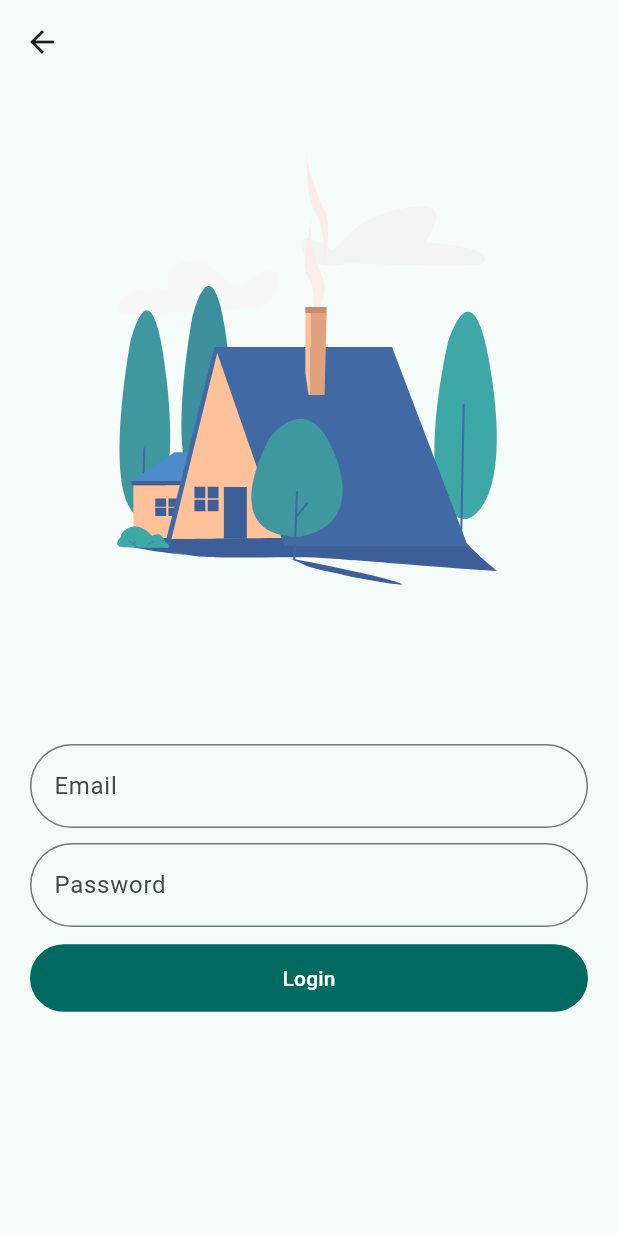
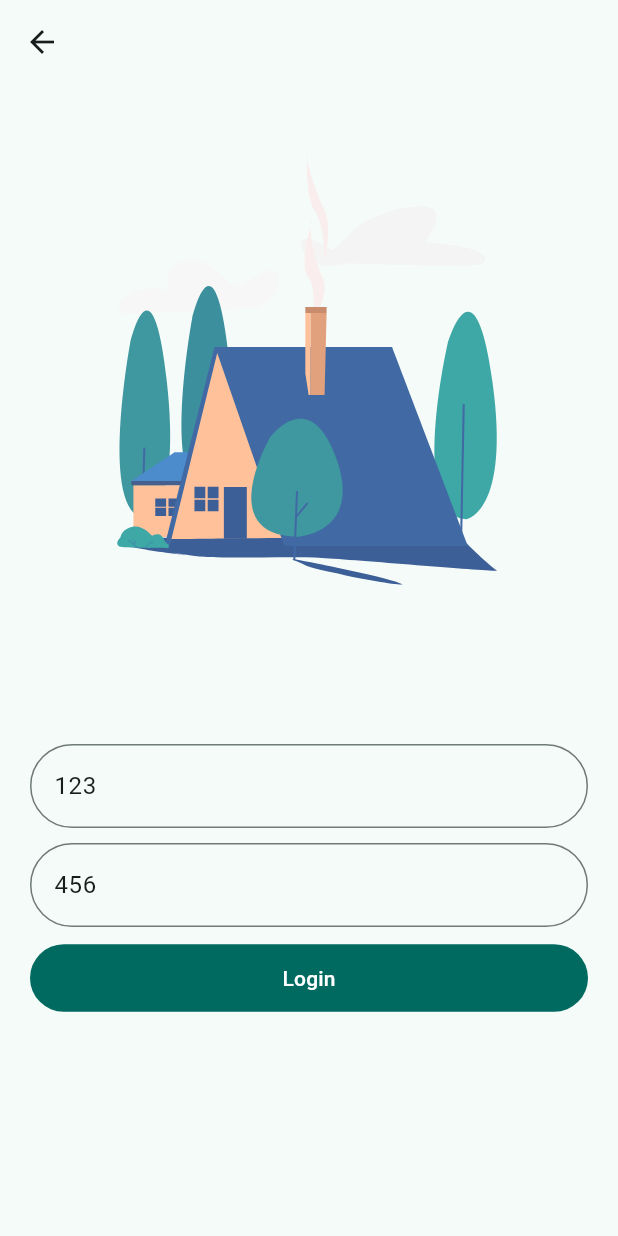
Before and after one commit to Maseev559/flutterapp, a Flutter app: the LoginPage screen opened directly, on a phone screen of 412 x 824 dp. Run offline on Flutter 3.47's test engine with Material 3 defaults, Android fonts, the phone set to English and light mode, and no system bars; our stand-ins replace lottie, shared_preferences; accounts and stored records are empty.

Commit message:
Added new page and ui modification

```diff
--- a/lib/views/pages/home_page.dart
+++ b/lib/views/pages/home_page.dart
@@ -1,5 +1,6 @@
 import 'package:flutter/material.dart';
 import 'package:my_new_flutterapp/data/constants.dart';
+import 'package:my_new_flutterapp/views/pages/course_page.dart';
 import 'package:my_new_flutterapp/views/widgets/container_widget.dart';
 import 'package:my_new_flutterapp/views/widgets/hero_widget.dart';
 
@@ -21,6 +22,7 @@ class HomePage extends StatelessWidget {
           children: [
             HeroWidget(
               title: 'Home',
+              nextPage: CoursePage(),
             ),
 
             //Container from container_widget.dart
--- a/lib/views/pages/login_page.dart
+++ b/lib/views/pages/login_page.dart
@@ -14,8 +14,8 @@ class LoginPage extends StatefulWidget {
 }
 
 class _LoginPageState extends State<LoginPage> {
-  TextEditingController controllerEmail = TextEditingController();
-  TextEditingController controllerPassword = TextEditingController();
+  TextEditingController controllerEmail = TextEditingController(text: '123');
+  TextEditingController controllerPassword = TextEditingController(text: '456');
   String correctEmail = '123';
   String correctPassword = '456';
   // @override
```
Also changed, not shown: lib/views/pages/course_page.dart (added, +25 -0 lines).
